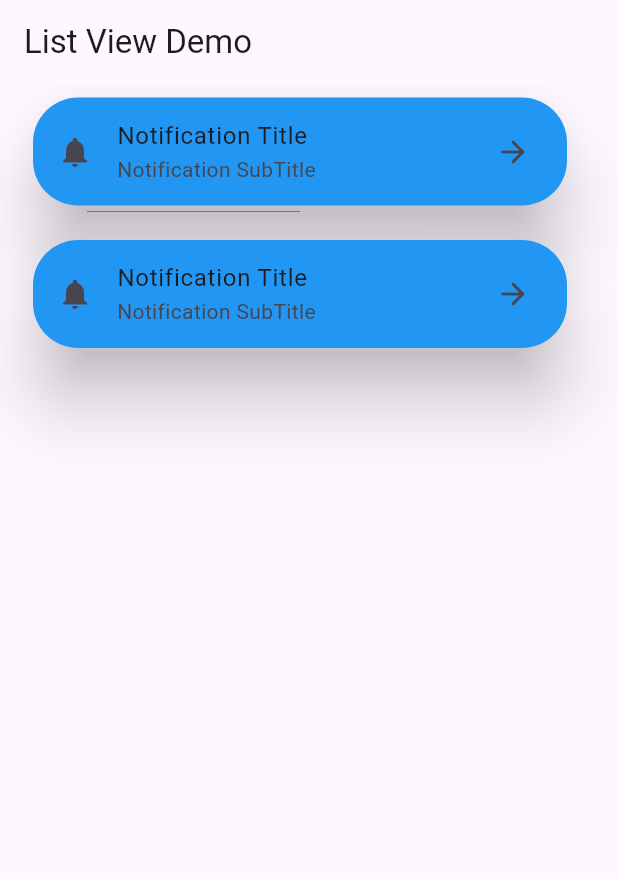
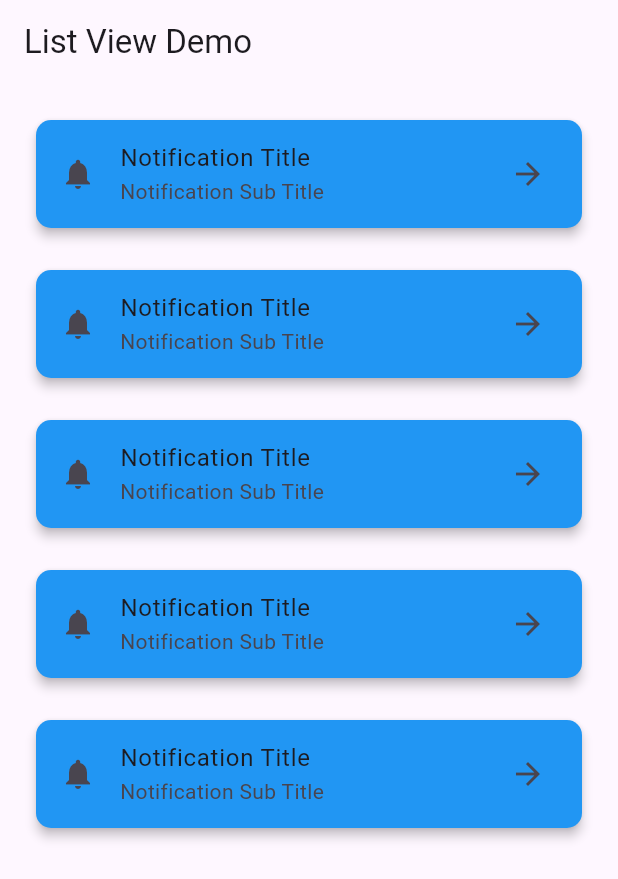
Before and after one commit to MuhammadAliKust/Flutter-B21, a Flutter app: the screen it shows after launch, on a phone screen of 412 x 824 dp. Shown: the top 879 px of the screen. Run offline on Flutter 3.47's test engine with Material 3 defaults, Android fonts, the phone set to English and light mode, and no system bars; our stand-ins replace string_validator.

Commit message:
ListView Builder Done

```diff
--- a/lib/list_view_demo.dart
+++ b/lib/list_view_demo.dart
@@ -8,27 +8,21 @@ class ListViewDemo extends StatelessWidget {
     return Scaffold(
       appBar: AppBar(title: Text("List View Demo")),
       body: ListView.builder(
-        itemCount: 2,
+        itemCount: 5,
         itemBuilder: (context, i) {
           return Padding(
-            padding: const EdgeInsets.only(
-              left: 18.0,
-              right: 30,
-              top: 5,
-              bottom: 10,
-            ),
+            padding: const EdgeInsets.only(left: 20, right: 20, top: 20),
             child: Card(
-              elevation: 20,
+              elevation: 3,
               color: Colors.blue,
               shape: RoundedRectangleBorder(
-                borderRadius: BorderRadius.circular(30),
+                borderRadius: BorderRadius.circular(10),
               ),
               child: ListTile(
                 leading: Icon(Icons.notifications),
                 title: Text("Notification Title"),
-                subtitle: Text("Notification SubTitle"),
-                trailing: Icon(Icons.arrow_forward_rounded),
-                // tileColor: Colors.blue.withOpacity(0.4),
+                subtitle: Text("Notification Sub Title"),
+                trailing: Icon(Icons.arrow_forward),
               ),
             ),
           );
```
